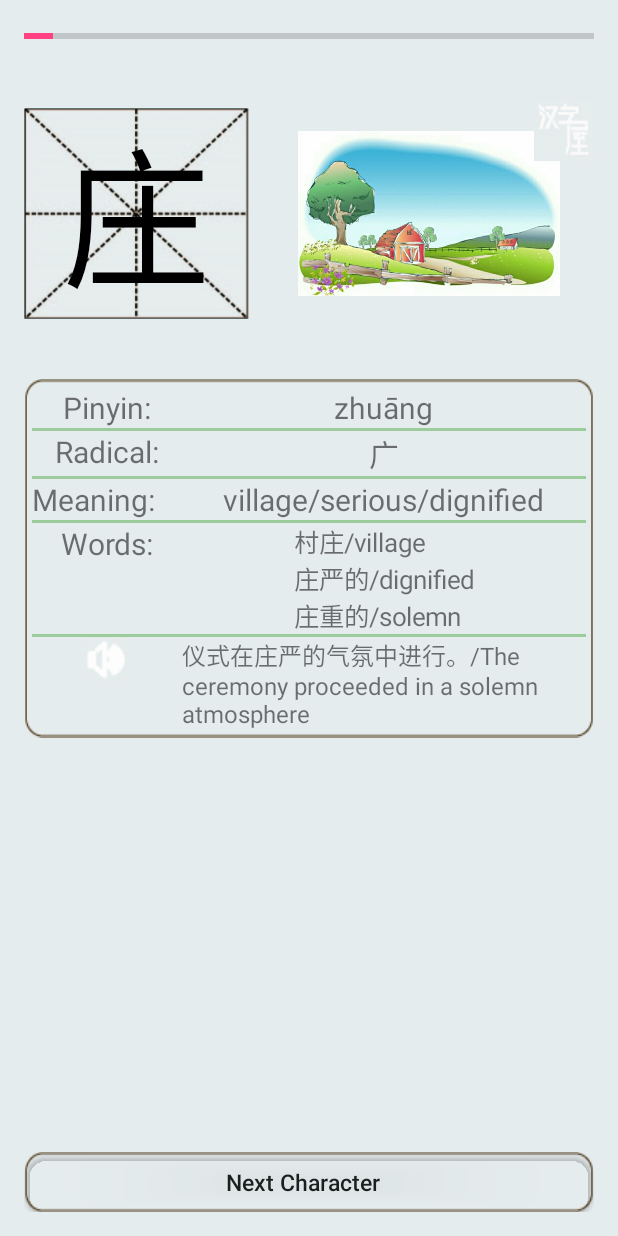
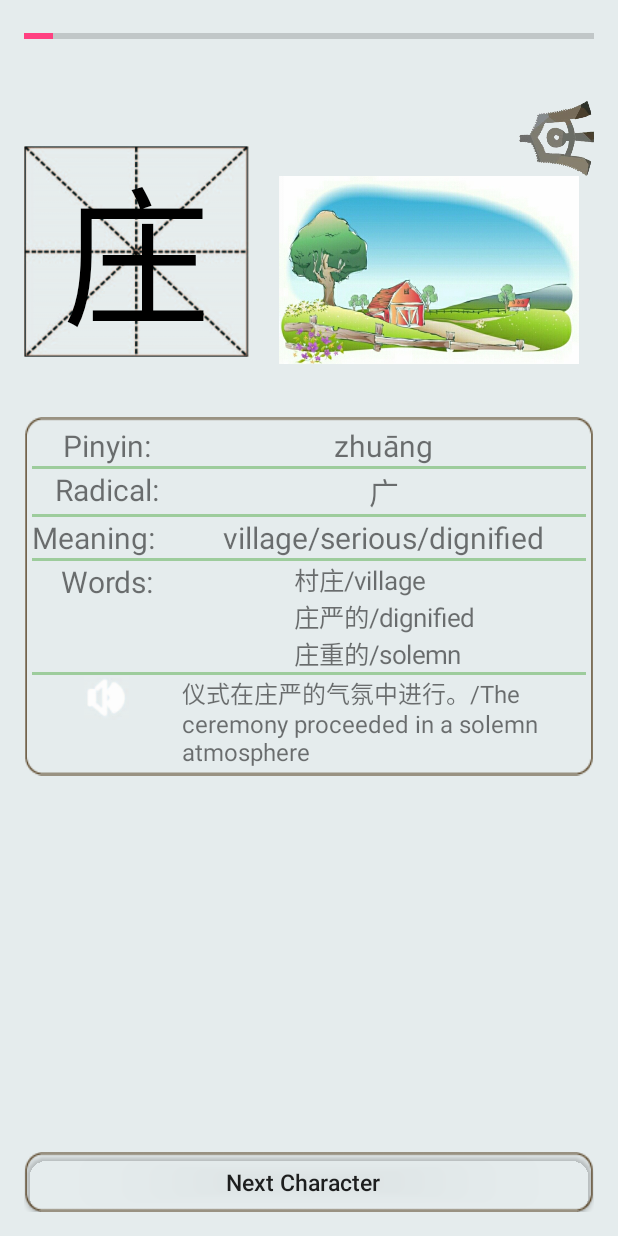
Before and after one commit to ChineseCharacterCottage/ChineseCharacterCottage, an Android app: the screen it shows after launch (HSKActivity), after a tap on "HSK", on a phone screen of 412 x 824 dp. Run offline under Robolectric (Android 15) with nearby library versions, the light colour scheme and no system bars; Roboto replaces fonts that are not available here; 1 statement that could not run was skipped.

Commit message:
收藏模块

```diff
--- a/app/src/main/AndroidManifest.xml
+++ b/app/src/main/AndroidManifest.xml
@@ -18,6 +18,7 @@
         <activity android:name=".HSKActivity"></activity>
         <activity android:name=".ComponentListActivity"></activity>
         <activity android:name=".ExampleActivity"></activity>
+        <activity android:name=".ReviewActivity"></activity>
 
     </application>
 
--- a/app/src/main/java/ecnu/chinesecharactercottage/CCCMainActivity.java
+++ b/app/src/main/java/ecnu/chinesecharactercottage/CCCMainActivity.java
@@ -36,7 +36,7 @@
         slidingLayout.setScrollEvent(mainLayout);
         setHSKLeaning();
         setRadicalLeaning();
-        //setReview();
+        setReview();
 
 
 
@@ -113,19 +113,15 @@
         });
     }
 
-    /*private void setReview(){
+    private void setReview(){
 
-        String[] charId=mCollectionLab.getCharId();
+        final String[] charId=mCollectionLab.getCharItemIDs();
 
-        mHskLeaning.setOnClickListener(new View.OnClickListener() {
+        mReview.setOnClickListener(new View.OnClickListener() {
             @Override
             public void onClick(View view) {
-                Intent intent = new Intent(CCCMainActivity.this, HSKActivity.class);
-                intent.putExtra("learned_number",0);
-                intent.putExtra("char_id",charId);
-                startActivityForResult(intent,1);
-                //HSKActivity.startHSKLeaning(CCCMainActivity.this);
+                ReviewActivity.starActivity(CCCMainActivity.this,charId);
             }
         });
-    }*/
+    }
 }
--- a/app/src/main/res/layout/character_fragment.xml
+++ b/app/src/main/res/layout/character_fragment.xml
@@ -12,8 +12,9 @@
 
         <FrameLayout
             android:layout_width="150dp"
-            android:layout_height="150dp">
+            android:layout_height="175dp">
             <ImageView
+                android:layout_marginTop="25dp"
                 android:layout_width="150dp"
                 android:layout_height="150dp"
                 android:src="@drawable/matt"/>
@@ -22,9 +23,31 @@
                 android:id="@+id/figure"
                 android:textSize="100sp"
                 android:textColor="#000"
+                android:layout_marginTop="25dp"
                 android:layout_width="150dp"
                 android:layout_height="150dp"
                 android:gravity="center"/>
+        </FrameLayout>
+
+
+        <FrameLayout
+            android:layout_height="175dp"
+            android:layout_width="0dp"
+            android:layout_weight="1">
+
+            <ImageView
+                android:paddingStart="10dp"
+                android:layout_marginTop="25dp"
+                android:id="@+id/char_image"
+                android:layout_width="wrap_content"
+                android:layout_height="125dp"
+                android:layout_gravity="center"/>
+            <Button
+                android:id="@+id/mark"
+                android:layout_width="50dp"
+                android:layout_height="50dp"
+                android:layout_gravity="end"
+                android:background="@drawable/star"/>
         </FrameLayout>
 
         <!--
@@ -37,37 +60,14 @@
                     android:layout_width="match_parent"
                     android:layout_height="40dp"
                     android:orientation="horizontal">
-
                     <Button
                         android:id="@+id/media_pronunciation"
                         android:layout_width="40dp"
                         android:layout_height="40dp"
                         android:background="@drawable/horn"/>
                 </LinearLayout>
-
-
-
         </LinearLayout>
          -->
-
-    <FrameLayout
-        android:layout_height="150dp"
-        android:layout_width="0dp"
-        android:layout_weight="1">
-
-        <ImageView
-            android:paddingLeft="10dp"
-            android:id="@+id/char_image"
-            android:layout_width="wrap_content"
-            android:layout_height="110dp"
-            android:layout_gravity="center"/>
-        <Button
-            android:id="@+id/mark"
-            android:layout_width="40dp"
-            android:layout_height="40dp"
-            android:layout_gravity="end"
-            android:background="@drawable/star"/>
-    </FrameLayout>
     </LinearLayout>
 
     <View
```
Also changed, not shown: app/src/main/java/ecnu/chinesecharactercottage/CharacterFragment.java (+4 -3 lines), app/src/main/java/ecnu/chinesecharactercottage/ReviewActivity.java (added, +153 -0 lines), app/src/main/res/layout/activity_review.xml (added, +30 -0 lines), app/src/main/res/drawable/avator.png, app/src/main/res/drawable/star.png, app/src/main/res/drawable/star_marked.jpg (deleted), app/src/main/res/drawable/star_marked.png (added). Lines whose indentation alone changed are shown as unchanged.
